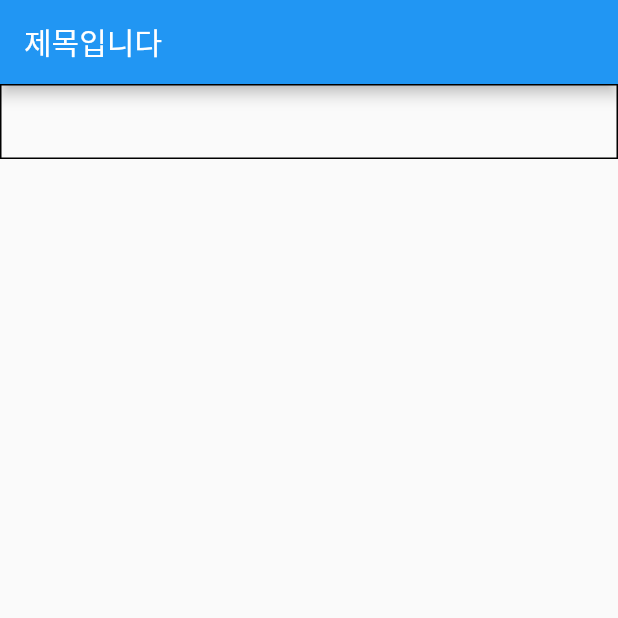
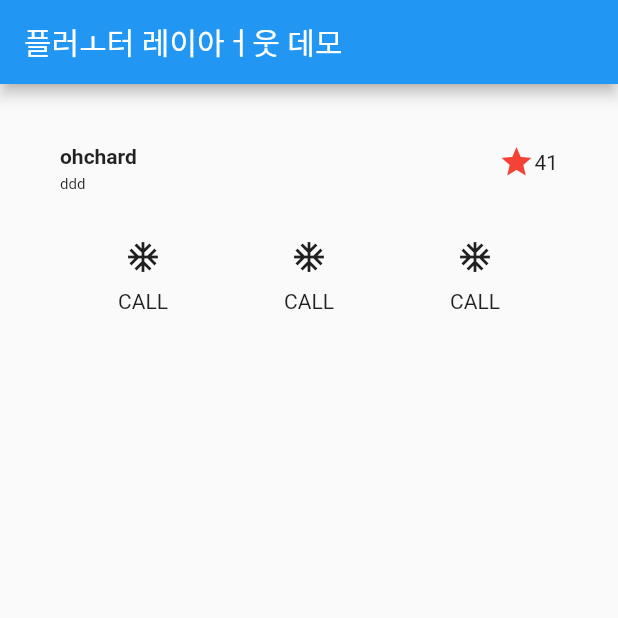
Before and after one commit to study-report/flutter-meister, a Flutter app: the screen it shows after launch, on a phone screen of 412 x 824 dp, the top half of it. Run offline on Flutter 3.47's test engine with Material 2 defaults, Android fonts, the phone set to English and light mode, and no system bars.

Commit message:
플러터 레이아웃 공부 추가2

```diff
--- a/lib/main.dart
+++ b/lib/main.dart
@@ -1,29 +1,88 @@
 import 'package:flutter/material.dart';
 
 void main() {
-  runApp(const MyApp());
+  runApp(MyApp());
 }
 
 class MyApp extends StatelessWidget {
-  const MyApp({Key? key}) : super(key: key);
-
+  // This widget is the root of your application.
   @override
   Widget build(BuildContext context) {
     return MaterialApp(
+        title: 'Flutter Demo',
+        theme: ThemeData(
+          primarySwatch: Colors.blue,
+        ),
         home: Scaffold(
-            appBar: AppBar(
-              title: Text('제목입니다'),
+          appBar: titleSection,
+          body: bodySection,
+        ));
+  }
+
+  PreferredSizeWidget titleSection = AppBar(
+    title: Container(
+        child: Row(
+      mainAxisAlignment: MainAxisAlignment.start,
+      children: [Text('플러ㅗ터 레이아ㅓ웃 데모')],
+    )),
+  );
+
+  Widget bodySection = Container(
+      padding: EdgeInsets.all(40),
+      child: Column(
+        children: [
+          Row(
+            crossAxisAlignment: CrossAxisAlignment.start,
+            mainAxisAlignment: MainAxisAlignment.spaceBetween,
+            children: [
+              Column(
+                crossAxisAlignment: CrossAxisAlignment.start,
+                children: [
+                  Text(
+                    "ohchard",
+                    style: TextStyle(fontWeight: FontWeight.w700),
+                  ),
+                  Container(
+                    padding: EdgeInsets.only(top: 5),
+                    child: Text(
+                      'ddd',
+                      style: TextStyle(fontSize: 10),
+                    ),
+                  )
+                ],
+              ),
+              Row(children: [Icon(Icons.star, color: Colors.red), Text('41')])
+            ],
+          ),
+          Container(
+            padding: EdgeInsets.only(top: 30),
+            child: Row(
+              mainAxisAlignment: MainAxisAlignment.spaceAround,
+              children: [
+                Column(children: [
+                  Icon(Icons.ac_unit),
+                  Container(
+                    child: Text('CALL'),
+                    padding: EdgeInsets.only(top: 10),
+                  )
+                ]),
+                Column(children: [
+                  Icon(Icons.ac_unit),
+                  Container(
+                    child: Text('CALL'),
+                    padding: EdgeInsets.only(top: 10),
+                  )
+                ]),
+                Column(children: [
+                  Icon(Icons.ac_unit),
+                  Container(
+                    child: Text('CALL'),
+                    padding: EdgeInsets.only(top: 10),
+                  )
+                ]),
+              ],
             ),
-            body: Align(
-              alignment: Alignment.topCenter,
-              child: Container(
-                width: double.infinity,
-                height: 50,
-                padding: EdgeInsets.all(20),
-                decoration: BoxDecoration(
-                  border: Border.all(color: Colors.black),
-                ),
-              ),
-            )));
-  }
+          )
+        ],
+      ));
 }
```
Also changed, not shown: pubspec.lock.
